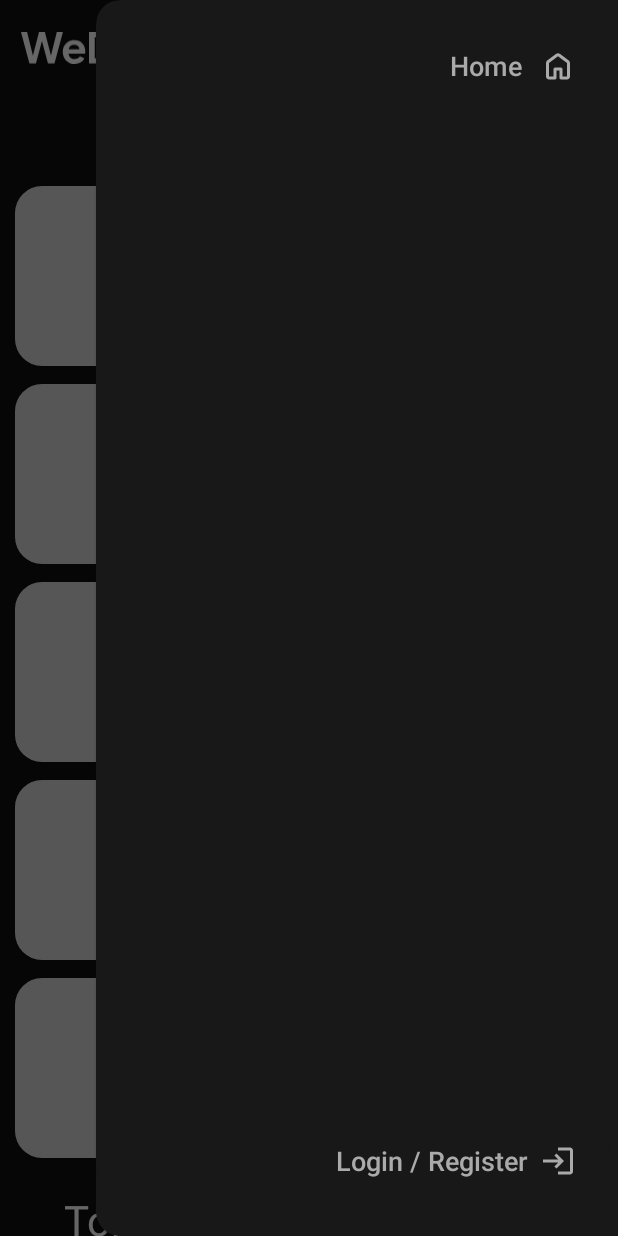
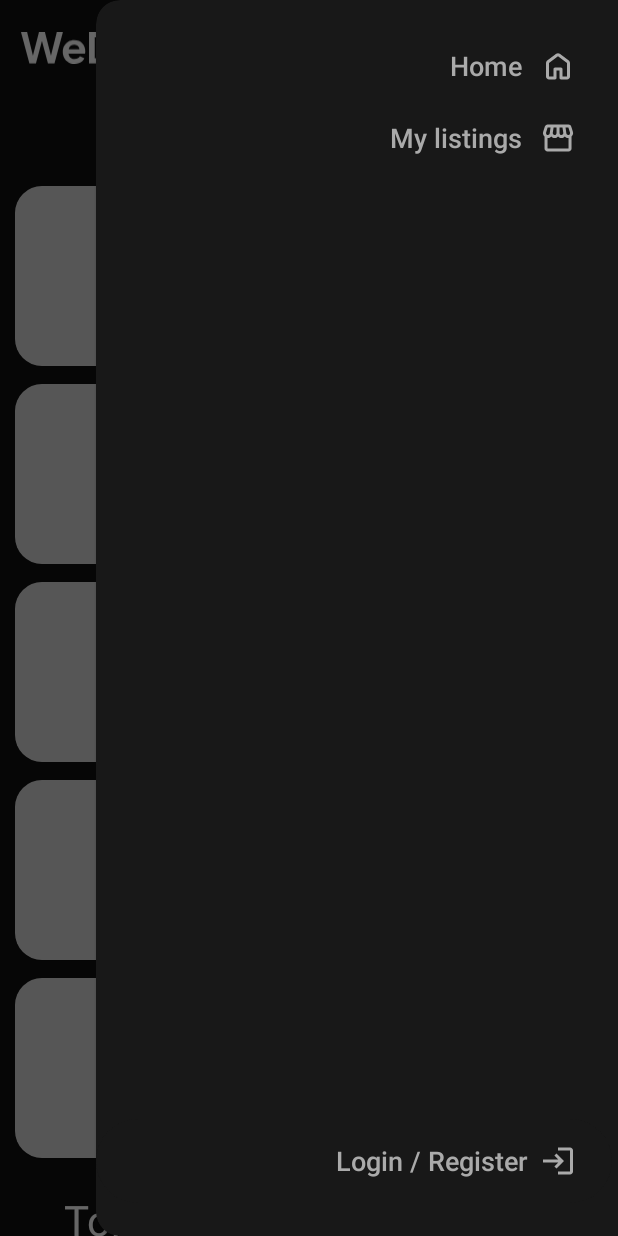
Before and after one commit to kzi-nastava/ma-project-event-planner-siit-2024-team-27, an Android app: the screen it shows after launch (HomeScreen), with the side drawer open, on a phone screen of 412 x 824 dp. Run offline under Robolectric (Android 15) with nearby library versions, the phone set to English and light mode, and no system bars; our stand-ins replace navigation-ui.

Commit message:
feature: adding seller my listings screen

```diff
--- a/app/src/main/java/com/wde/eventplanner/activities/HomeScreen.java
+++ b/app/src/main/java/com/wde/eventplanner/activities/HomeScreen.java
@@ -52,6 +52,9 @@ public class HomeScreen extends AppCompatActivity {
             if (id == R.id.homepageTab && notCurrent(navController, R.id.HomepageFragment)) {
                 navController.navigate(R.id.HomepageFragment);
             }
+            if (id == R.id.myListingsTab && notCurrent(navController, R.id.SellerMyListingsFragment)) {
+                navController.navigate(R.id.SellerMyListingsFragment);
+            }
             // Close the drawer after item selection
             drawerLayout.closeDrawer(GravityCompat.START);
             return true;
--- /dev/null
+++ b/app/src/main/res/drawable/ic_storefront.xml
@@ -0,0 +1,9 @@
+<vector xmlns:android="http://schemas.android.com/apk/res/android"
+    android:width="24dp"
+    android:height="24dp"
+    android:viewportWidth="960"
+    android:viewportHeight="960">
+  <path
+      android:pathData="M841,442v318q0,33 -23.5,56.5T761,840L201,840q-33,0 -56.5,-23.5T121,760v-318q-23,-21 -35.5,-54t-0.5,-72l42,-136q8,-26 28.5,-43t47.5,-17h556q27,0 47,16.5t29,43.5l42,136q12,39 -0.5,71T841,442ZM569,400q27,0 41,-18.5t11,-41.5l-22,-140h-78v148q0,21 14,36.5t34,15.5ZM389,400q23,0 37.5,-15.5T441,348v-148h-78l-22,140q-4,24 10.5,42t37.5,18ZM211,400q18,0 31.5,-13t16.5,-33l22,-154h-78l-40,134q-6,20 6.5,43t41.5,23ZM751,400q29,0 42,-23t6,-43l-42,-134h-76l22,154q3,20 16.5,33t31.5,13ZM201,760h560v-282q-5,2 -6.5,2L751,480q-27,0 -47.5,-9T663,442q-18,18 -41,28t-49,10q-27,0 -50.5,-10T481,442q-17,18 -39.5,28T393,480q-29,0 -52.5,-10T299,442q-21,21 -41.5,29.5T211,480h-4.5q-2.5,0 -5.5,-2v282ZM761,760L201,760h560Z"
+      android:fillColor="@color/pale_text"/>
+</vector>
--- a/app/src/main/res/menu/nav_menu.xml
+++ b/app/src/main/res/menu/nav_menu.xml
@@ -3,4 +3,8 @@
         android:id="@+id/homepageTab"
         android:icon="@drawable/ic_home"
         android:title="@string/home" />
+    <item
+        android:id="@+id/myListingsTab"
+        android:icon="@drawable/ic_storefront"
+        android:title="@string/my_listings" />
 </menu>
--- a/app/src/main/res/navigation/nav_graph.xml
+++ b/app/src/main/res/navigation/nav_graph.xml
@@ -30,5 +30,9 @@
         android:id="@+id/SellerRegistrationFragment"
         android:name="com.wde.eventplanner.fragments.SellerRegistrationFragment"
         tools:layout="@layout/fragment_seller_registration_screen"  />
+    <fragment
+        android:id="@+id/SellerMyListingsFragment"
+        android:name="com.wde.eventplanner.fragments.SellerMyListingsFragment"
+        tools:layout="@layout/fragment_seller_my_listings_screen"  />
 
 </navigation>
--- a/app/src/main/res/values/strings.xml
+++ b/app/src/main/res/values/strings.xml
@@ -24,6 +24,7 @@
     <string name="profile_icon">Profile Icon</string>
     <string name="login_register">Login / Register</string>
     <string name="home">Home</string>
+    <string name="my_listings">My listings</string>
     <string name="top_events">Top events</string>
     <string name="top_products_and_services">Top products and services</string>
     <string name="new_product">New product</string>
@@ -42,4 +43,9 @@
     <string name="confirmation_type">Confirmation type</string>
     <string name="cancellation_period">Cancellation period</string>
     <string name="create_service">Create service</string>
+    <string name="create_product">Create product</string>
+    <string name="seller_my_listings_title">My listings</string>
+    <string name="filter_button">Filter</string>
+    <string name="sort_by_button">Sort by</string>
+    <string name="search_listings">Search listings</string>
 </resources>
```
Also changed, not shown: app/src/main/java/com/wde/eventplanner/fragments/SellerMyListingsFragment.java (added, +48 -0 lines), app/src/main/res/layout/fragment_seller_my_listings_screen.xml (added, +96 -0 lines).
